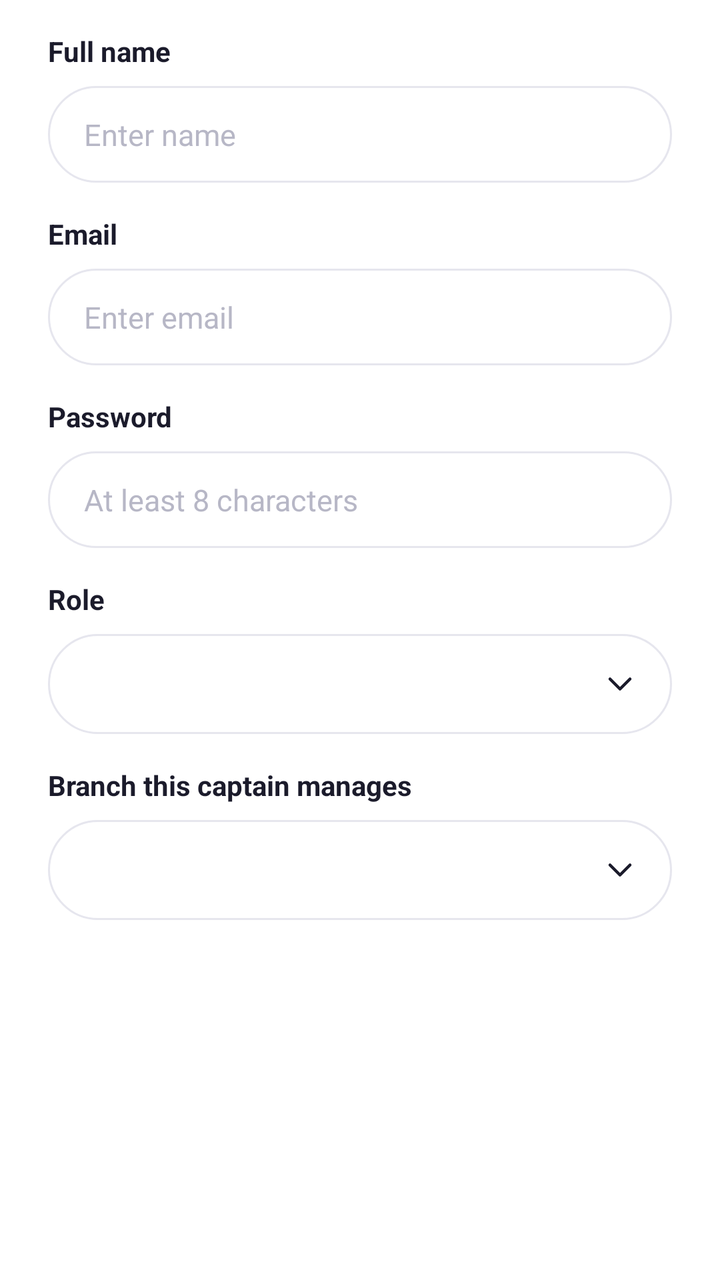
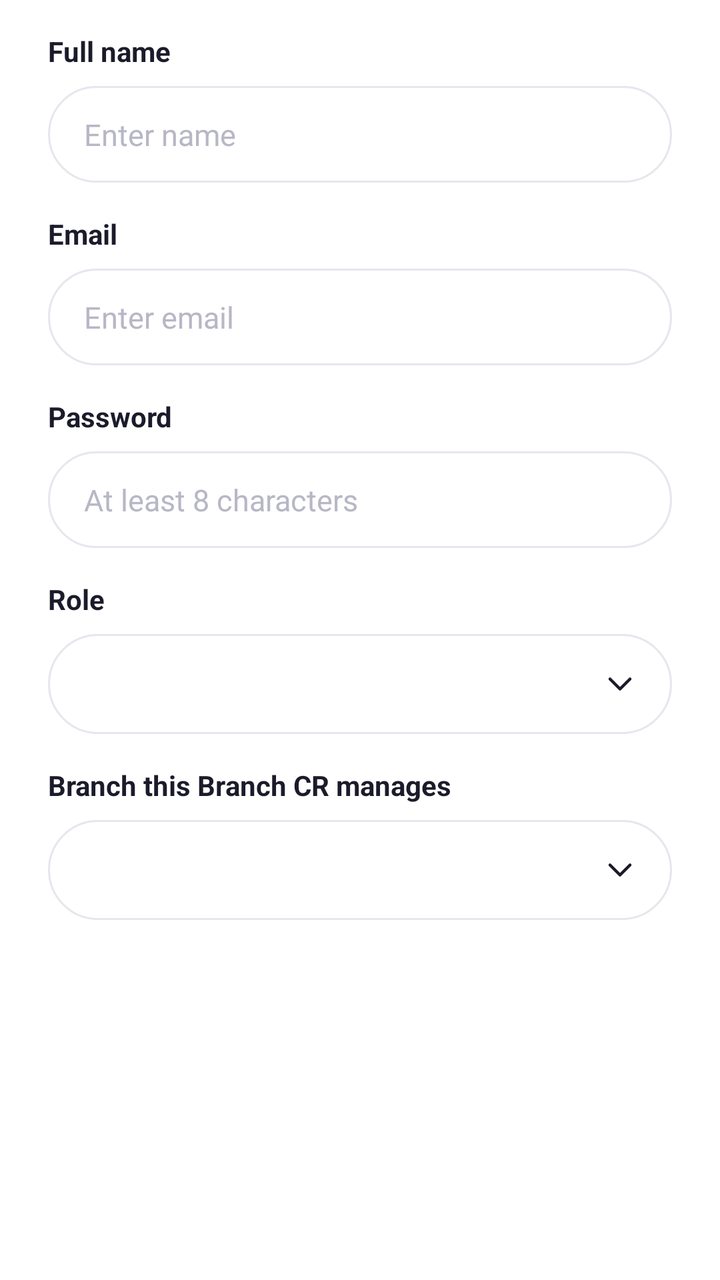

Compare the two renders of this Android layout. The source of the first and the diff that turns it into the second are given below.
<!-- AndroidManifest.xml: application theme Theme.FlaviumArena -->
<!-- res/layout/dialog_user.xml -->
<?xml version="1.0" encoding="utf-8"?>
<ScrollView xmlns:android="http://schemas.android.com/apk/res/android"
    android:layout_width="match_parent"
    android:layout_height="wrap_content">

    <LinearLayout
        android:layout_width="match_parent"
        android:layout_height="wrap_content"
        android:orientation="vertical"
        android:paddingStart="24dp"
        android:paddingEnd="24dp">

        <TextView
            style="@style/Arena.Label"
            android:text="Full name" />

        <EditText
            android:id="@+id/etUserName"
            android:layout_width="match_parent"
            android:layout_height="wrap_content"
            android:hint="Enter name"
            android:inputType="textPersonName|textCapWords" />

        <TextView
            style="@style/Arena.Label"
            android:text="Email" />

        <EditText
            android:id="@+id/etUserEmail"
            android:layout_width="match_parent"
            android:layout_height="wrap_content"
            android:hint="Enter email"
            android:inputType="textEmailAddress" />

        <TextView
            android:id="@+id/tvUserPasswordLabel"
            style="@style/Arena.Label"
            android:text="Password" />

        <EditText
            android:id="@+id/etUserPassword"
            android:layout_width="match_parent"
            android:layout_height="wrap_content"
            android:hint="At least 8 characters"
            android:inputType="textPassword" />

        <TextView
            style="@style/Arena.Label"
            android:text="Role" />

        <Spinner
            android:id="@+id/spUserRole"
            android:layout_width="match_parent"
            android:layout_height="50dp" />

        <TextView
            android:id="@+id/tvUserBranchLabel"
            style="@style/Arena.Label"
            android:text="Branch this captain manages" />

        <Spinner
            android:id="@+id/spUserBranch"
            android:layout_width="match_parent"
            android:layout_height="50dp" />
    </LinearLayout>
</ScrollView>
<!-- resources referenced by this layout -->
<resources>
  <style name="Arena.Label">
          <item name="android:layout_width">match_parent</item>
          <item name="android:layout_height">wrap_content</item>
          <item name="android:layout_marginTop">16dp</item>
          <item name="android:layout_marginBottom">8dp</item>
          <item name="android:textSize">14sp</item>
          <item name="android:textStyle">bold</item>
          <item name="android:textColor">@color/text_primary</item>
      </style>
  <style name="Theme.FlaviumArena" parent="Base.Theme.FlaviumArena" />
  <color name="text_primary">#1B1B2B</color>
  <color name="primary">#4B35D9</color>
  <color name="white">#FFFFFFFF</color>
  <color name="surface">#FFFFFF</color>
  <color name="text_secondary">#6E6E80</color>
  <color name="text_hint">#B7B7C6</color>
  <style name="Widget.Arena.Button" parent="Widget.Material3.Button">
          <item name="android:minHeight">56dp</item>
          <item name="android:textSize">15sp</item>
          <item name="android:textStyle">bold</item>
          <item name="android:letterSpacing">0</item>
          <item name="android:textAllCaps">false</item>
          <item name="cornerRadius">28dp</item>
      </style>
  <style name="Widget.Arena.Input" parent="Widget.AppCompat.EditText">
          <item name="android:background">@drawable/bg_input</item>
          <item name="android:paddingStart">18dp</item>
          <item name="android:paddingEnd">18dp</item>
          <item name="android:paddingTop">14dp</item>
          <item name="android:paddingBottom">14dp</item>
          <item name="android:textSize">15sp</item>
          <item name="android:textColor">@color/text_primary</item>
          <item name="android:textColorHint">@color/text_hint</item>
      </style>
  <style name="Widget.Arena.Spinner" parent="Widget.AppCompat.Spinner">
          <item name="android:background">@drawable/bg_spinner</item>
          <item name="android:paddingStart">10dp</item>
          <item name="android:paddingEnd">40dp</item>
      </style>
  <style name="Widget.Arena.Toolbar" parent="Widget.Material3.Toolbar">
          <item name="titleTextAppearance">@style/TextAppearance.Arena.ToolbarTitle</item>
          <item name="android:background">@color/surface</item>
      </style>
  <!-- drawable bg_input (drawable) -->
  ﻿<?xml version="1.0" encoding="utf-8"?>
  <shape xmlns:android="http://schemas.android.com/apk/res/android" android:shape="rectangle">
      <solid android:color="@color/surface" />
      <stroke android:width="1dp" android:color="@color/stroke" />
      <corners android:radius="26dp" />
  </shape>
  <!-- drawable bg_spinner (drawable) -->
  ﻿<?xml version="1.0" encoding="utf-8"?>
  <layer-list xmlns:android="http://schemas.android.com/apk/res/android">
      <item android:drawable="@drawable/bg_input" />
      <item
          android:width="20dp"
          android:height="20dp"
          android:drawable="@drawable/ic_chevron_down"
          android:end="16dp"
          android:gravity="end|center_vertical" />
  </layer-list>
  <style name="TextAppearance.Arena.ToolbarTitle" parent="TextAppearance.Material3.TitleMedium">
          <item name="android:textSize">18sp</item>
          <item name="android:textStyle">bold</item>
          <item name="android:textColor">@color/text_primary</item>
      </style>
  <color name="stroke">#E6E6EE</color>
  <!-- drawable ic_chevron_down (drawable) -->
  <?xml version="1.0" encoding="utf-8"?>
  <vector xmlns:android="http://schemas.android.com/apk/res/android"
      android:width="24dp"
      android:height="24dp"
      android:viewportWidth="24"
      android:viewportHeight="24">
      <path
          android:pathData="M6,9 L12,15 L18,9"
          android:fillColor="#00000000"
          android:strokeColor="#1B1B2B"
          android:strokeWidth="1.8"
          android:strokeLineCap="round"
          android:strokeLineJoin="round" />
  </vector>
  <!-- unchanged entries left out for length: 2 -->
</resources>

<!-- the commit's change to res/layout/dialog_user.xml (unified diff, before → after) -->
@@ -56,7 +56,7 @@
         <TextView
             android:id="@+id/tvUserBranchLabel"
             style="@style/Arena.Label"
-            android:text="Branch this captain manages" />
+            android:text="Branch this Branch CR manages" />
 
         <Spinner
             android:id="@+id/spUserBranch"
